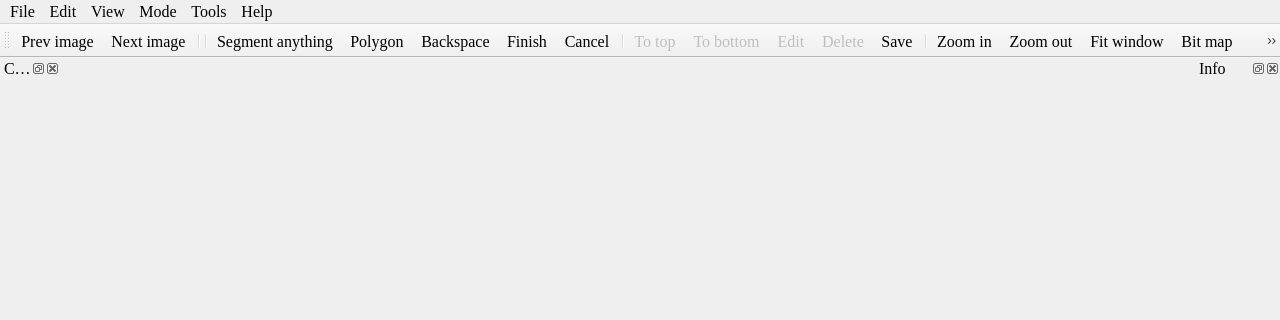
Qt form ui/MainWindow.ui (yatengLG/ISAT_with_segment_anything) before a commit; both pictures show x 0 to 1280 and y 0 to 320 of the 1280 by 764 pixel window.
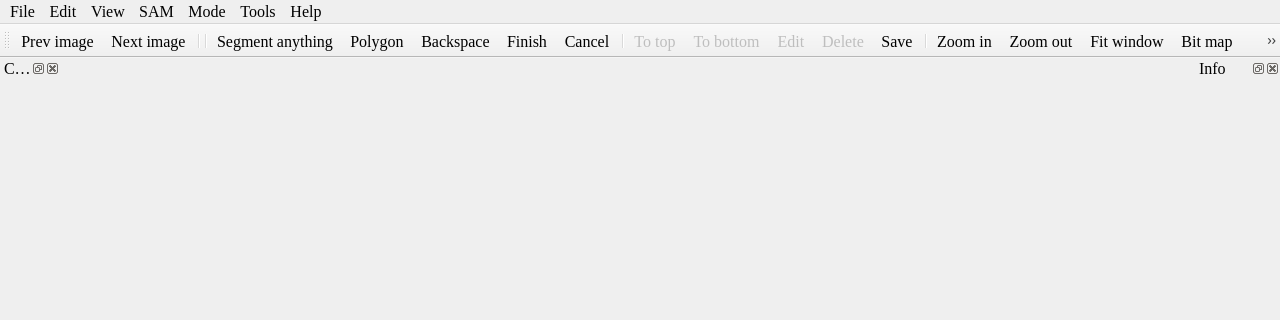
The same form after that commit. Icons and pictures are not drawn.

```diff
--- a/ui/MainWindow.ui
+++ b/ui/MainWindow.ui
@@ -202,9 +202,15 @@
     </widget>
     <addaction name="menuContour_mode"/>
    </widget>
+   <widget class="QMenu" name="menuSAM_model">
+    <property name="title">
+     <string>SAM</string>
+    </property>
+   </widget>
    <addaction name="menuFile"/>
    <addaction name="menuEdit"/>
    <addaction name="menuView"/>
+   <addaction name="menuSAM_model"/>
    <addaction name="menuMode"/>
    <addaction name="menuTools"/>
    <addaction name="menuAbout"/>
```
